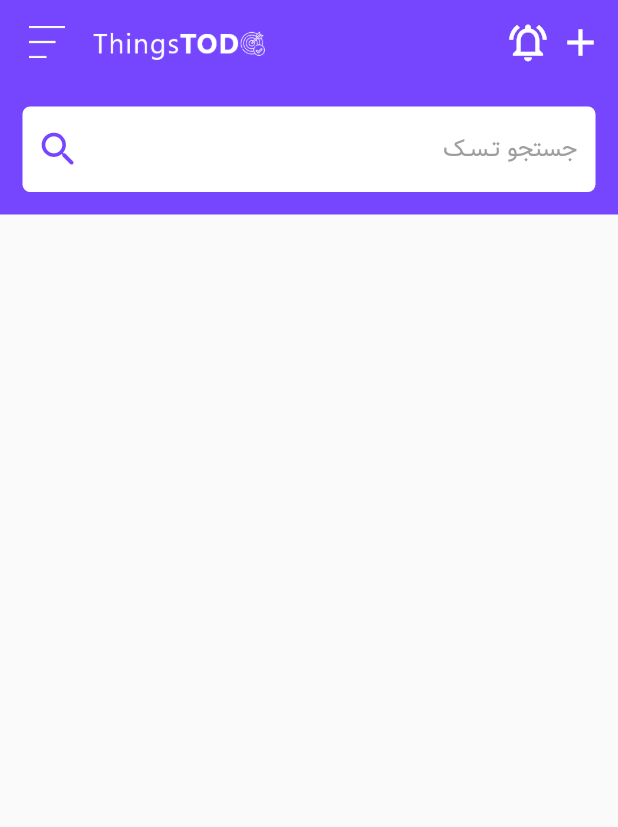
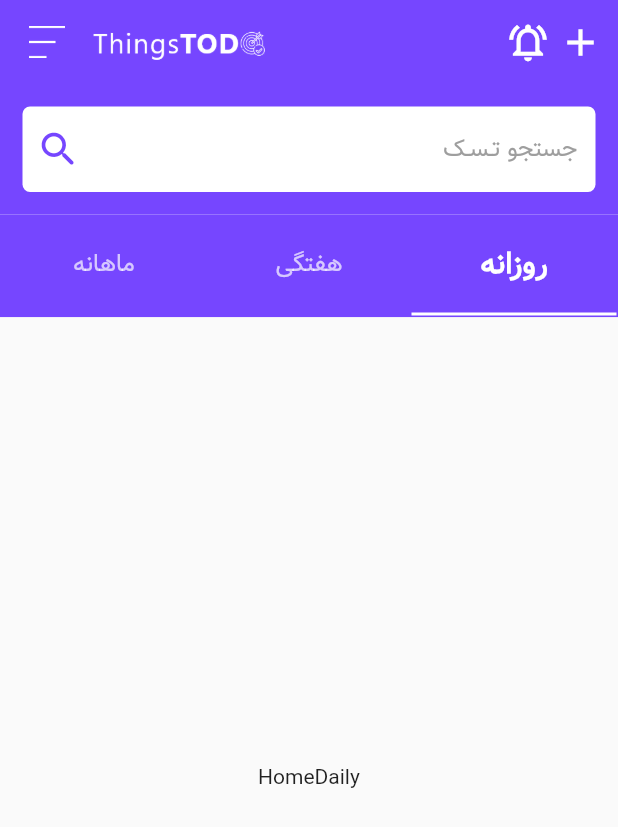
Before and after one commit to AfshinNajafi74/things_todo_flutter, a Flutter app: the HomeScreen screen opened directly, on a phone screen of 412 x 824 dp. Shown: the top 827 px of the screen. Run offline on Flutter 3.47's test engine with Material 2 defaults, Android fonts, the phone set to English and light mode, and no system bars; our stand-ins replace get.

Commit message:
implement tabbar

```diff
--- a/lib/my_app.dart
+++ b/lib/my_app.dart
@@ -2,8 +2,6 @@ import 'package:flutter/material.dart';
 import 'package:things_todo/main_screen.dart';
 import 'package:things_todo/screens/login_screen.dart';
 import 'package:get/get.dart';
-
-import 'screens/home_screen.dart';
 
 class MyApp extends StatelessWidget {
   const MyApp({Key? key}) : super(key: key);
@@ -13,7 +11,7 @@ class MyApp extends StatelessWidget {
     return  GetMaterialApp(
       debugShowCheckedModeBanner: false,
       locale: Locale("fa"),
-      home: HomeScreen(),
+      home: LoginScreen(),
     );
   }
 }
--- /dev/null
+++ b/lib/screens/home_daily.dart
@@ -0,0 +1,12 @@
+import 'package:flutter/material.dart';
+
+class HomeDaily extends StatelessWidget {
+  const HomeDaily({Key? key}) : super(key: key);
+
+  @override
+  Widget build(BuildContext context) {
+    return Center(
+      child: Text("HomeDaily"),
+    );
+  }
+}
--- a/lib/screens/home_screen.dart
+++ b/lib/screens/home_screen.dart
@@ -1,5 +1,8 @@
 import 'package:flutter/material.dart';
 import 'package:get/get.dart';
+import 'package:things_todo/screens/home_daily.dart';
+import 'package:things_todo/screens/home_monthly.dart';
+import 'package:things_todo/screens/home_weekly.dart';
 
 class HomeScreen extends StatefulWidget {
   HomeScreen({Key? key}) : super(key: key);
@@ -64,6 +67,41 @@ class _HomeScreenState extends State<HomeScreen> with SingleTickerProviderStateM
             ),
           ),
           /// tab bar
+          Container(
+            height: Get.height / 12.05,
+            decoration: BoxDecoration(
+              color: Color(0xff7646FF),
+              border: Border.all(color: Color(0xff7646FF))
+            ),
+            child: TabBar(
+
+                controller: tabController,
+                labelStyle: TextStyle(fontFamily: "vazir",fontWeight: FontWeight.bold,fontSize: 20,color: Color(0xffffffff)),
+                unselectedLabelStyle: TextStyle(fontFamily: "vazir",fontSize: 16,color: Colors.white70),
+                indicatorColor: Color(0xffffffff),
+                tabs: [
+                  Tab(
+                    text: "روزانه",
+                  ),
+                  Tab(
+                    text: "هفتگی",
+                  ),
+                  Tab(
+                    text: "ماهانه",
+                  )
+                ]
+            ),
+          ),
+          Expanded(
+            child: TabBarView(
+              controller: tabController,
+              children: [
+                HomeDaily(),
+                HomeMonthly(),
+                HomeWeekly()
+              ],
+            )
+          )
         ],
       ),
     );
--- a/lib/screens/login_screen.dart
+++ b/lib/screens/login_screen.dart
@@ -1,5 +1,6 @@
 import 'package:flutter/material.dart';
 import 'package:get/get.dart';
+import 'package:things_todo/screens/home_screen.dart';
 
 class LoginScreen extends StatelessWidget {
   const LoginScreen({Key? key}) : super(key: key);
@@ -59,7 +60,9 @@ class LoginScreen extends StatelessWidget {
                     SizedBox(height: 20,),
                     /// login btn
                     ElevatedButton(
-                      onPressed: (){},
+                      onPressed: (){
+                        Get.to(HomeScreen());
+                      },
                       child: Text("ورود",style: TextStyle(fontFamily: "vazir",fontSize: 24),),
                       style: ElevatedButton.styleFrom(
                           backgroundColor: Color(0xff6035D0),
```
Also changed, not shown: lib/screens/home_monthly.dart (added, +12 -0 lines), lib/screens/home_weekly.dart (added, +12 -0 lines).
